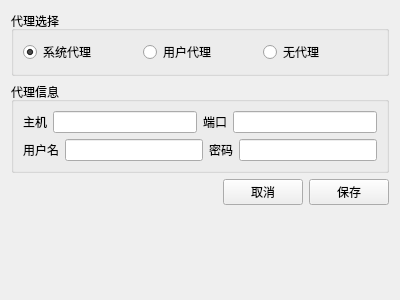
Above: pluginmgr/widgets/tabnetproxy.ui from yjmthu/Neobox before the change. Below: the same form after it.
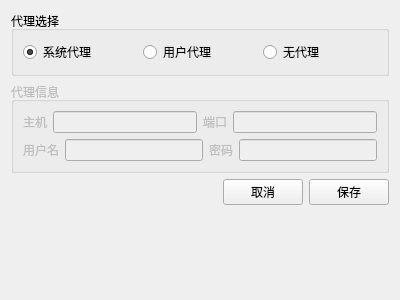
That is the form after the change.

What changed in the file:
```diff
--- a/pluginmgr/widgets/tabnetproxy.ui
+++ b/pluginmgr/widgets/tabnetproxy.ui
@@ -49,6 +49,9 @@
    </item>
    <item>
     <widget class="QGroupBox" name="gBoxProxyInfo">
+     <property name="enabled">
+      <bool>false</bool>
+     </property>
      <property name="title">
       <string>代理信息</string>
      </property>
```
Left out of the diff: 15 changed lines with no effect on the pictures.
